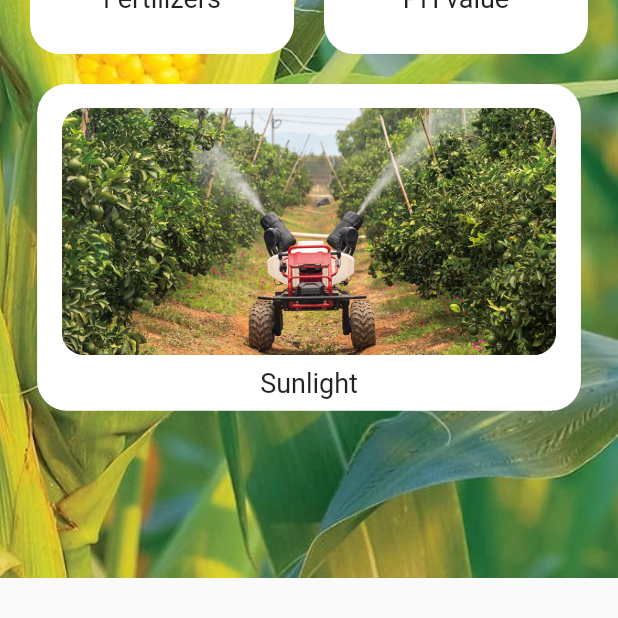
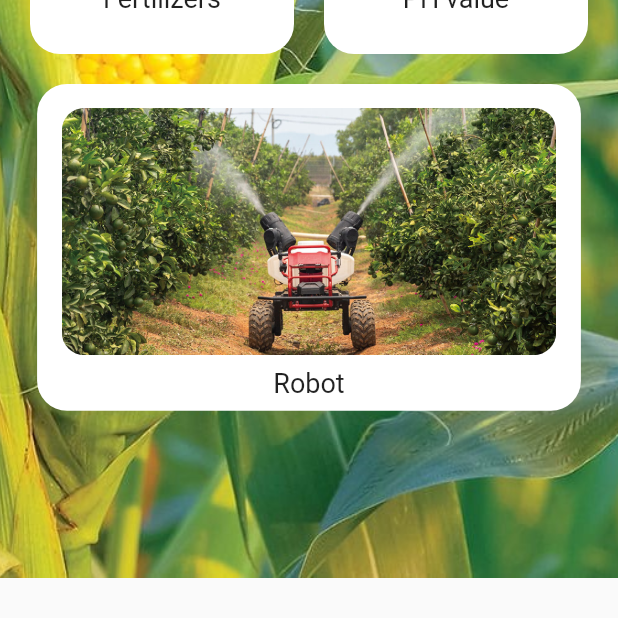
Before and after one commit to yasiru-hasaranjala/tangiguru, a Flutter app: the UserControl screen opened directly, on a phone screen of 412 x 824 dp, the part 618-1236 px from its top. Run offline on Flutter 3.47's test engine with Material 2 defaults, Android fonts, the phone set to English and light mode, and no system bars; our stand-ins replace firebase_core, firebase_database, firebase_messaging, flutter_local_notifications, get, liquid_progress_indicator; accounts and stored records are empty; Roboto replaces fonts that are missing (Hind).

Commit message:
change robot icon name

```diff
--- a/lib/main_menu/user_control.dart
+++ b/lib/main_menu/user_control.dart
@@ -216,7 +216,7 @@ class UserControl extends StatelessWidget {
                 ),
               ),
             ),
-            const Text('Sunlight', style: TextStyle(fontSize: 18)),
+            const Text('Robot', style: TextStyle(fontSize: 18)),
           ],
         ),
         decoration: const BoxDecoration(
--- a/lib/user_control/robot.dart
+++ b/lib/user_control/robot.dart
@@ -103,7 +103,7 @@ class _RobotState extends State<Robot> {
                   child: Text(
                     'Liquid Fertilizer Availability',
                     style: TextStyle(
-                      fontSize: 24.0,
+                      fontSize: 20.0,
                       fontFamily: 'Hind',
                       color: Colors.white,
                       fontWeight: FontWeight.bold,
@@ -168,7 +168,7 @@ class _RobotState extends State<Robot> {
                   child: Text(
                     'Corn Seed Planting Quantity',
                     style: TextStyle(
-                      fontSize: 24.0,
+                      fontSize: 20.0,
                       fontFamily: 'Hind',
                       color: Colors.white,
                       fontWeight: FontWeight.bold,
```
